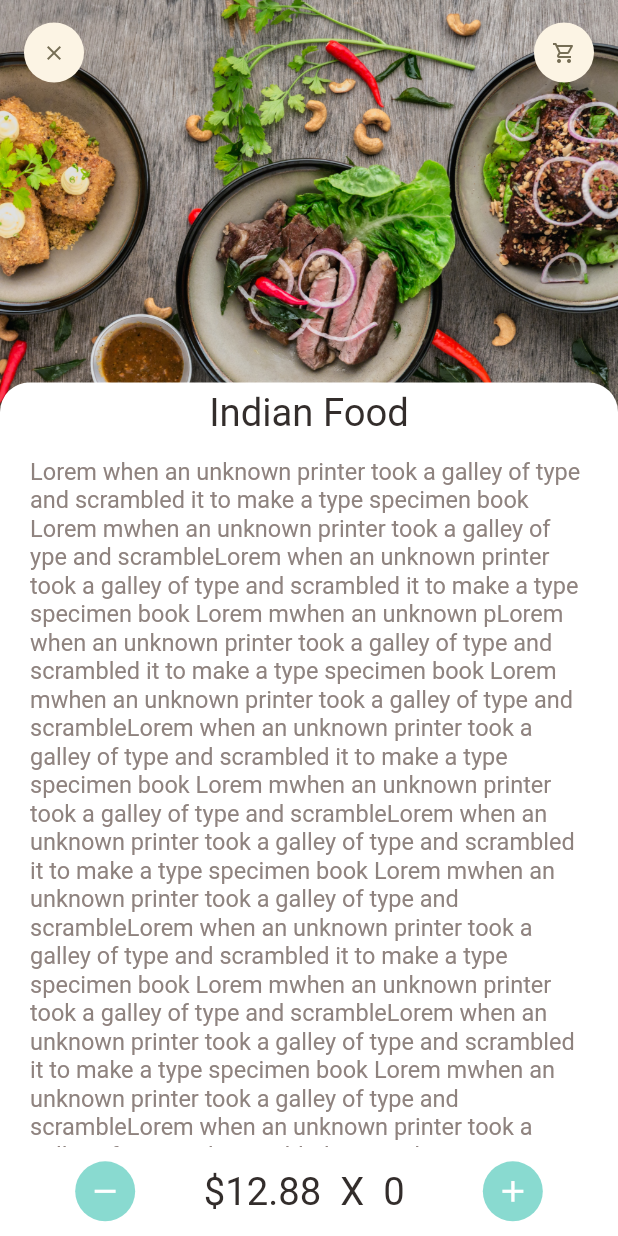
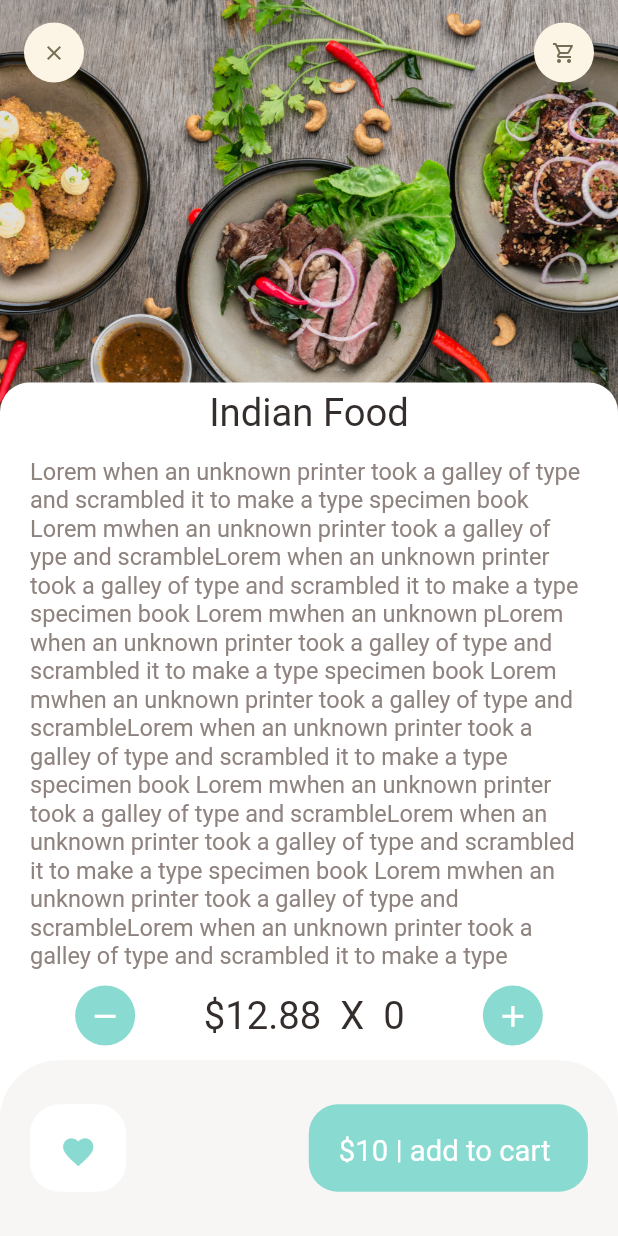
Before and after one commit to abdGhost/ecommerce_app, a Flutter app: the screen it shows after launch, after a tap on "Show more", on a phone screen of 412 x 824 dp. Run offline on Flutter 3.47's test engine with Material 2 defaults, Android fonts, the phone set to English and light mode, and no system bars; our stand-ins replace dots_indicator, get; network calls fail.

```diff
--- /dev/null
+++ b/lib/controllers/popular_product_controller.dart
@@ -0,0 +1,27 @@
+import 'package:get/get.dart';
+import 'package:shop_app/data/repository/popular_product_repo.dart';
+
+import '../models/products_model.dart';
+
+class PopularProductController extends GetxController {
+  final PopularProductRepo popularProductRepo;
+
+  PopularProductController({required this.popularProductRepo});
+
+  List<dynamic> _popularProductList = [];
+  List<dynamic> get popularProductList => _popularProductList;
+
+  Future<void> getPopularProductList() async {
+    Response response = await popularProductRepo.getPopularProductList();
+    if (response.statusCode == 200) {
+      print("Got products");
+      _popularProductList = [];
+
+      _popularProductList.addAll(Product.fromJson(response.body).products);
+      update();
+      print(_popularProductList);
+    } else {
+      print("error");
+    }
+  }
+}
--- /dev/null
+++ b/lib/data/api/api_client.dart
@@ -0,0 +1,25 @@
+import 'package:get/get.dart';
+
+class ApiClient extends GetConnect implements GetxService {
+  String? token;
+  final String appBaseUrl;
+
+  late Map<String, String> _mainHeaders;
+
+  ApiClient({required this.appBaseUrl}) {
+    baseUrl = appBaseUrl;
+    timeout = const Duration(seconds: 30);
+    _mainHeaders = {
+      'Content-type': 'application/json; charset=UTF-8',
+      'Authorization': 'Bearer $token',
+    };
+  }
+  Future<Response> getData(String uri) async {
+    try {
+      Response response = await get(uri);
+      return response;
+    } catch (e) {
+      return Response(statusCode: 1, statusText: e.toString());
+    }
+  }
+}
--- /dev/null
+++ b/lib/data/repository/popular_product_repo.dart
@@ -0,0 +1,12 @@
+import 'package:get/get.dart';
+import 'package:shop_app/data/api/api_client.dart';
+
+class PopularProductRepo extends GetxService {
+  final ApiClient apiClient;
+
+  PopularProductRepo({required this.apiClient});
+
+  Future<Response> getPopularProductList() async {
+    return await apiClient.getData("api/v1/products/popular");
+  }
+}
--- /dev/null
+++ b/lib/helper/dependencies.dart
@@ -0,0 +1,15 @@
+import 'package:get/get.dart';
+import 'package:shop_app/controllers/popular_product_controller.dart';
+import 'package:shop_app/data/api/api_client.dart';
+import 'package:shop_app/data/repository/popular_product_repo.dart';
+
+Future<void> init() async {
+  //API Client
+  Get.lazyPut(() => ApiClient(appBaseUrl: "http://mvs.bslmeiyu.com/"));
+
+  //Repos
+  Get.lazyPut(() => PopularProductRepo(apiClient: Get.find()));
+
+  //Controller
+  Get.lazyPut(() => PopularProductController(popularProductRepo: Get.find()));
+}
--- a/lib/main.dart
+++ b/lib/main.dart
@@ -1,8 +1,15 @@
 import 'package:flutter/material.dart';
+import 'package:get/get.dart';
+import 'package:get/get_core/src/get_main.dart';
 import 'package:get/get_navigation/src/root/get_material_app.dart';
+import 'package:shop_app/controllers/popular_product_controller.dart';
 import 'package:shop_app/pages/food/recommended_food_details.dart';
 
-void main() {
+import 'helper/dependencies.dart' as dep;
+
+Future<void> main() async {
+  WidgetsFlutterBinding.ensureInitialized();
+  await dep.init();
   runApp(const MyApp());
 }
 
@@ -11,6 +18,7 @@ class MyApp extends StatelessWidget {
 
   @override
   Widget build(BuildContext context) {
+    Get.find<PopularProductController>().getPopularProductList();
     return GetMaterialApp(
       debugShowCheckedModeBanner: false,
       title: 'Shop-App',
--- a/lib/pages/food/recommended_food_details.dart
+++ b/lib/pages/food/recommended_food_details.dart
@@ -12,6 +12,7 @@ class RecommenedFoodDetail extends StatelessWidget {
 
   @override
   Widget build(BuildContext context) {
+    print('Here');
     return Scaffold(
       backgroundColor: Colors.white,
       body: CustomScrollView(
@@ -114,7 +115,64 @@ class RecommenedFoodDetail extends StatelessWidget {
                 ),
               ],
             ),
-          )
+          ),
+          Container(
+            height: Dimensions.bottomNavBarHeight,
+            padding: EdgeInsets.only(
+              top: Dimensions.height30,
+              bottom: Dimensions.height30,
+              left: Dimensions.width20,
+              right: Dimensions.width20,
+            ),
+            decoration: BoxDecoration(
+              color: AppColors.buttonBackgroundColor,
+              borderRadius: BorderRadius.only(
+                topLeft: Radius.circular(Dimensions.radius20 * 2),
+                topRight: Radius.circular(Dimensions.radius20 * 2),
+              ),
+            ),
+            child: Row(
+              mainAxisAlignment: MainAxisAlignment.spaceBetween,
+              children: [
+                Container(
+                  padding: EdgeInsets.only(
+                    top: Dimensions.height20,
+                    bottom: Dimensions.height20,
+                    left: Dimensions.width20,
+                    right: Dimensions.width20,
+                  ),
+                  decoration: BoxDecoration(
+                    color: Colors.white,
+                    borderRadius: BorderRadius.circular(
+                      Dimensions.radius20,
+                    ),
+                  ),
+                  child: Icon(
+                    Icons.favorite,
+                    color: AppColors.mainColor,
+                  ),
+                ),
+                Container(
+                  padding: EdgeInsets.only(
+                    top: Dimensions.height20,
+                    bottom: Dimensions.height20,
+                    left: Dimensions.width20,
+                    right: Dimensions.width20,
+                  ),
+                  decoration: BoxDecoration(
+                    borderRadius: BorderRadius.circular(
+                      Dimensions.radius20,
+                    ),
+                    color: AppColors.mainColor,
+                  ),
+                  child: BigText(
+                    text: "\$10 | add to cart ",
+                    color: Colors.white,
+                  ),
+                ),
+              ],
+            ),
+          ),
         ],
       ),
     );
```
Also changed, not shown: lib/models/products_model.dart (added, +84 -0 lines).
